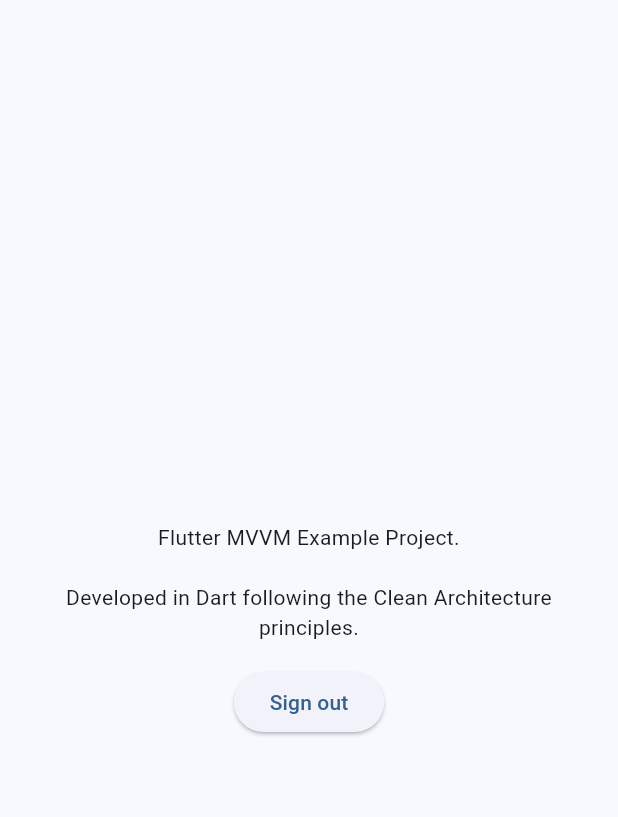
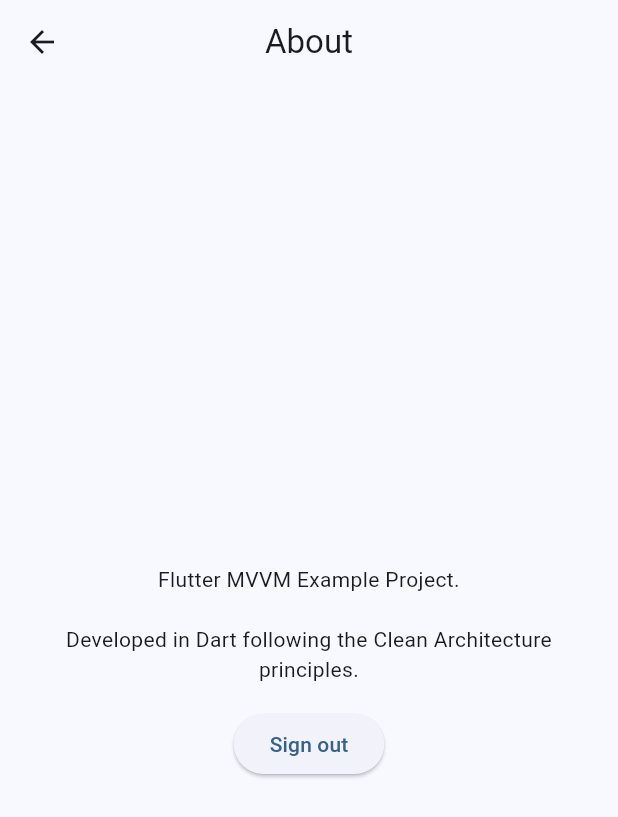
Before and after one commit to mcalvog/flutter_mvvm, a Flutter app: the AboutPage screen opened directly, on a phone screen of 412 x 824 dp. Shown: the top 817 px of the screen. Run offline on Flutter 3.47's test engine with Material 2 defaults, Android fonts, the phone set to English and light mode, and no system bars; our stand-ins replace cached_network_image, dio, get_it, shared_preferences; accounts and stored records are empty.

Commit message:
Some screens were restructured

```diff
--- a/assets/strings/en.json
+++ b/assets/strings/en.json
@@ -3,6 +3,7 @@
   "home_title": "Home",
   "about_title": "About",
   "about_description": "Flutter MVVM Example Project.\n\nDeveloped in %0s following the %1s principles.",
+  "artists_title": "Artists",
   "sign_in": "Sign in",
   "sign_in_username": "Username",
   "sign_in_username_hint": "Enter your username",
--- a/assets/strings/es.json
+++ b/assets/strings/es.json
@@ -3,6 +3,7 @@
   "home_title": "Inicio",
   "about_title": "Acerca de",
   "about_description": "Ejemplo de MVVM en Flutter.\n\nDesarrollado en lenguaje %0s siguiendo los principios de %1s.",
+  "artists_title": "Artistas",
   "sign_in": "Iniciar sesión",
   "sign_in_username": "Usuario",
   "sign_in_username_hint": "Introduce tu usuario",
--- a/lib/view/page/about/about_page.dart
+++ b/lib/view/page/about/about_page.dart
@@ -37,7 +37,12 @@ class _AboutPageState extends State<AboutPage>
   Widget build(BuildContext context) {
     super.build(context);
 
-    return Column(
+    return Scaffold(
+      appBar: AppBar(
+        title: Text(Localization.of(context).string('about_title')),
+        centerTitle: true,
+      ),
+      body: Column(
         mainAxisAlignment: MainAxisAlignment.center,
         children: [
           Padding(
@@ -54,6 +59,7 @@ class _AboutPageState extends State<AboutPage>
             child: Text(Localization.of(context).string('sign_out')),
           )
         ],
+      ),
     );
   }
 
```
Also changed, not shown: lib/view/page/artist/artists_page.dart (+8 -1 lines), lib/view/page/home/home_page.dart (+4 -11 lines), lib/view/widget/light_sliver_view.dart (+5 -5 lines). Lines whose indentation alone changed are shown as unchanged.
